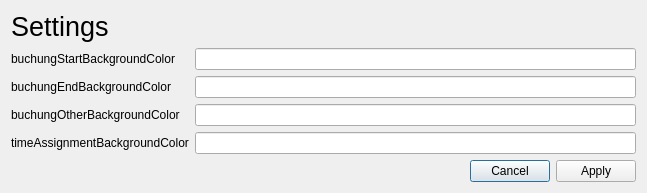
Qt form dialogs/settingsdialog.ui (qohelet/QtZeiterfassung) before a commit.
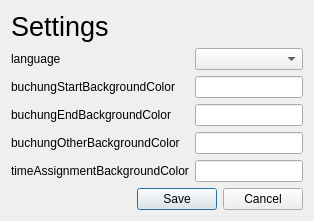
The same form after that commit.

Commit message: SettingsDialog now also supports language

Diff of the .ui file:
```diff
--- a/dialogs/settingsdialog.ui
+++ b/dialogs/settingsdialog.ui
@@ -7,7 +7,7 @@
     <x>0</x>
     <y>0</y>
     <width>647</width>
-    <height>235</height>
+    <height>0</height>
    </rect>
   </property>
   <property name="maximumSize">
@@ -35,6 +35,16 @@
    <item>
     <layout class="QFormLayout" name="formLayout">
      <item row="0" column="0">
+      <widget class="QLabel" name="labelLanguage">
+       <property name="text">
+        <string>language</string>
+       </property>
+       <property name="buddy">
+        <cstring>comboBoxLanguage</cstring>
+       </property>
+      </widget>
+     </item>
+     <item row="1" column="0">
       <widget class="QLabel" name="labelbuchungStartBackgroundColor">
        <property name="text">
         <string>buchungStartBackgroundColor</string>
@@ -44,7 +54,7 @@
        </property>
       </widget>
      </item>
-     <item row="1" column="0">
+     <item row="2" column="0">
       <widget class="QLabel" name="labelbuchungEndBackgroundColor">
        <property name="text">
         <string>buchungEndBackgroundColor</string>
@@ -54,7 +64,7 @@
        </property>
       </widget>
      </item>
-     <item row="2" column="0">
+     <item row="3" column="0">
       <widget class="QLabel" name="labelbuchungOtherBackgroundColor">
        <property name="text">
         <string>buchungOtherBackgroundColor</string>
@@ -64,7 +74,7 @@
        </property>
       </widget>
      </item>
-     <item row="3" column="0">
+     <item row="4" column="0">
       <widget class="QLabel" name="labelTimeAssignmentBackgroundColor">
        <property name="text">
         <string>timeAssignmentBackgroundColor</string>
@@ -75,15 +85,18 @@
       </widget>
      </item>
      <item row="0" column="1">
-      <widget class="QLineEdit" name="lineEditBuchungStartBackgroundColor"/>
+      <widget class="QComboBox" name="comboBoxLanguage"/>
      </item>
      <item row="1" column="1">
-      <widget class="QLineEdit" name="lineEditBuchungEndBackgroundColor"/>
+      <widget class="QLineEdit" name="lineEditBuchungStartBackgroundColor"/>
      </item>
      <item row="2" column="1">
-      <widget class="QLineEdit" name="lineEditBuchungOtherBackgroundColor"/>
+      <widget class="QLineEdit" name="lineEditBuchungEndBackgroundColor"/>
      </item>
      <item row="3" column="1">
+      <widget class="QLineEdit" name="lineEditBuchungOtherBackgroundColor"/>
+     </item>
+     <item row="4" column="1">
       <widget class="QLineEdit" name="lineEditTimeAssignmentBackgroundColor"/>
      </item>
     </layout>
@@ -94,7 +107,7 @@
       <enum>Qt::Horizontal</enum>
      </property>
      <property name="standardButtons">
-      <set>QDialogButtonBox::Apply|QDialogButtonBox::Cancel</set>
+      <set>QDialogButtonBox::Cancel|QDialogButtonBox::Save</set>
      </property>
     </widget>
    </item>
```
The commit also changes 3 other files.
